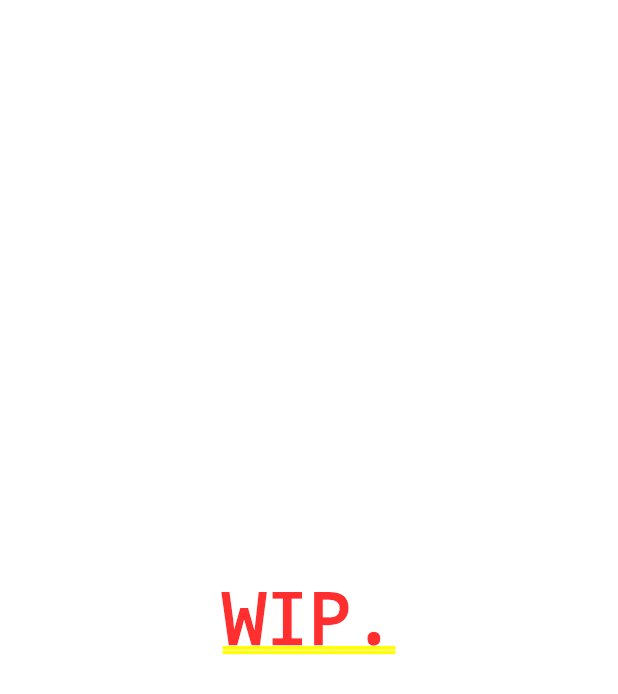
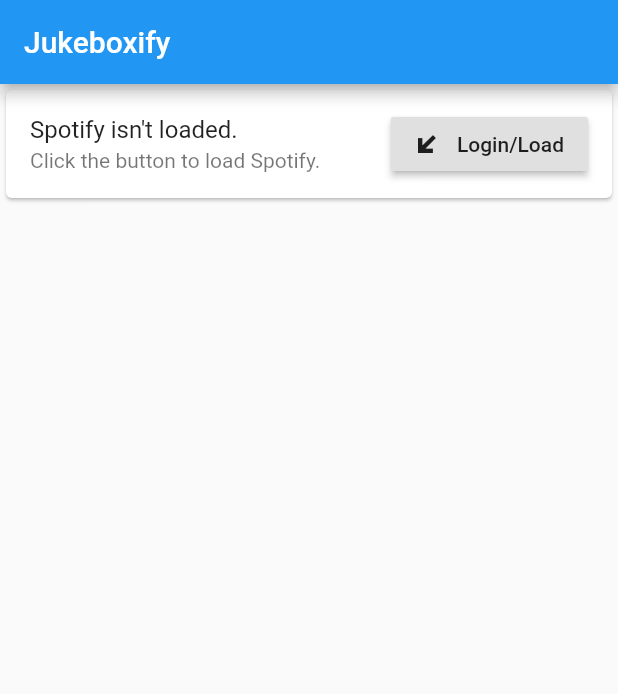
Before and after one commit to dewil-official/Jukeboxify, a Flutter app: the screen it shows after launch, on a phone screen of 412 x 824 dp. Shown: the top 694 px of the screen. Run offline on Flutter 3.47's test engine with Material 2 defaults, Android fonts, the phone set to English and light mode, and no system bars; our stand-ins replace bloc, dartz, equatable, flutter_bloc; missing offline and left inert: oauth2_client.

Commit message:
Added basic UI, Updated data layer, Connected to Spotify - (Hopefully) last bigger commit, due to large breaking changes - Now everything is fully tested and the "Get SpotifyUser" works!

```diff
--- a/mobile/lib/core/error/failures.dart
+++ b/mobile/lib/core/error/failures.dart
@@ -8,3 +8,5 @@ abstract class Failure extends Equatable {
 class SpotifyLoginFailure extends Failure {}
 
 class SpotifyServerFailure extends Failure {}
+
+class UnknownSpotifyFailure extends Failure {}
--- /dev/null
+++ b/mobile/lib/features/main/presentation/bloc/main_event.dart
@@ -0,0 +1,5 @@
+part of 'main_bloc.dart';
+
+abstract class MainEvent extends Equatable {
+  const MainEvent();
+}
--- /dev/null
+++ b/mobile/lib/features/main/presentation/pages/home_page.dart
@@ -0,0 +1,18 @@
+import 'package:flutter/material.dart';
+import 'package:jukeboxify/features/main/presentation/widgets/main_list.dart';
+
+class HomePage extends StatelessWidget {
+  @override
+  Widget build(BuildContext context) {
+    return Scaffold(
+      appBar: _appBar(),
+      body: MainList(),
+    );
+  }
+
+  AppBar _appBar() {
+    return AppBar(
+      title: Text('Jukeboxify'),
+    );
+  }
+}
--- /dev/null
+++ b/mobile/lib/features/main/presentation/widgets/main_list.dart
@@ -0,0 +1,11 @@
+import 'package:flutter/material.dart';
+import 'package:jukeboxify/features/spotify/presentation/widgets/spotify_user_info.dart';
+
+class MainList extends StatelessWidget {
+  @override
+  Widget build(BuildContext context) {
+    return ListView(
+      children: <Widget>[SpotifyUserInfoListItem()],
+    );
+  }
+}
--- a/mobile/lib/features/spotify/data/datasources/spotify_client.dart
+++ b/mobile/lib/features/spotify/data/datasources/spotify_client.dart
@@ -1,9 +1,7 @@
 import 'dart:convert';
 
 import 'package:jukeboxify/core/error/exceptions.dart';
-import 'package:jukeboxify/core/error/failures.dart';
 import 'package:jukeboxify/features/spotify/data/models/spotify_user_model.dart';
-import 'package:oauth2_client/access_token_response.dart';
 import 'package:oauth2_client/oauth2_helper.dart';
 import 'package:meta/meta.dart';
 
@@ -17,7 +15,7 @@ class SpotifyClient {
 
     final response = await oAuth2Helper.get(REQUEST_URL);
 
-    if (response.statusCode == 200) {
+    if (response?.statusCode == 200) {
       return SpotifyUserModel.fromJson(json.decode(response.body));
     } else {
       throw SpotifyServerException();
--- /dev/null
+++ b/mobile/lib/features/spotify/presentation/bloc/spotify/spotify_bloc.dart
@@ -0,0 +1,40 @@
+import 'dart:async';
+
+import 'package:bloc/bloc.dart';
+import 'package:dartz/dartz.dart';
+import 'package:equatable/equatable.dart';
+import 'package:jukeboxify/core/error/failures.dart';
+import 'package:jukeboxify/core/usecases/usecase.dart';
+import 'package:jukeboxify/features/spotify/domain/entities/spotify_user_entity.dart';
+import 'package:jukeboxify/features/spotify/domain/repositories/spotify_repo.dart';
+import 'package:jukeboxify/features/spotify/domain/usecases/get_spotify_profile.dart';
+import 'package:meta/meta.dart';
+
+part 'spotify_event.dart';
+part 'spotify_state.dart';
+
+class SpotifyBloc extends Bloc<SpotifyEvent, SpotifyState> {
+  final GetSpotifyProfile getSpotifyProfile;
+
+  SpotifyBloc({@required this.getSpotifyProfile})
+      : assert(getSpotifyProfile != null);
+
+  @override
+  SpotifyState get initialState => SpotifyInitial();
+
+  @override
+  Stream<SpotifyState> mapEventToState(
+    SpotifyEvent event,
+  ) async* {
+    if (event is LoadUser) {
+      final failureOrSpotifyUser = await getSpotifyProfile(NoParams());
+      yield* failureOrSpotifyUser.fold((failure) async* {
+        yield SpotifyError(failure: failure);
+      }, (spotifyUser) async* {
+        yield SpotifyLoaded(spotifyUser: spotifyUser);
+      });
+    } else {
+      yield SpotifyError(failure: UnknownSpotifyFailure());
+    }
+  }
+}
--- /dev/null
+++ b/mobile/lib/features/spotify/presentation/bloc/spotify/spotify_event.dart
@@ -0,0 +1,10 @@
+part of 'spotify_bloc.dart';
+
+abstract class SpotifyEvent extends Equatable {
+  const SpotifyEvent();
+}
+
+class LoadUser extends SpotifyEvent {
+  @override
+  List<Object> get props => [];
+}
--- /dev/null
+++ b/mobile/lib/features/spotify/presentation/bloc/spotify/spotify_state.dart
@@ -0,0 +1,28 @@
+part of 'spotify_bloc.dart';
+
+abstract class SpotifyState extends Equatable {
+  const SpotifyState();
+}
+
+class SpotifyInitial extends SpotifyState {
+  @override
+  List<Object> get props => [];
+}
+
+class SpotifyLoaded extends SpotifyState {
+  final SpotifyUserEntity spotifyUser;
+
+  SpotifyLoaded({@required this.spotifyUser});
+
+  @override
+  List<Object> get props => [spotifyUser];
+}
+
+class SpotifyError extends SpotifyState {
+  final Failure failure;
+
+  SpotifyError({@required this.failure});
+
+  @override
+  List<Object> get props => [failure];
+}
--- /dev/null
+++ b/mobile/lib/features/spotify/presentation/widgets/spotify_user_info.dart
@@ -0,0 +1,40 @@
+import 'package:flutter/material.dart';
+import 'package:flutter_bloc/flutter_bloc.dart';
+import 'package:jukeboxify/features/spotify/presentation/bloc/spotify/spotify_bloc.dart';
+
+class SpotifyUserInfoListItem extends StatelessWidget {
+  @override
+  Widget build(BuildContext context) {
+    return BlocBuilder<SpotifyBloc, SpotifyState>(builder: (context, state) {
+      return Card(
+          child: state is SpotifyInitial
+              ? ListTile(
+                  title: Text('Spotify isn\'t loaded.'),
+                  subtitle: Text('Click the button to load Spotify.'),
+                  trailing: RaisedButton.icon(
+                      onPressed: () => {
+                            if (state is SpotifyLoaded)
+                              {
+                                print((state as SpotifyLoaded)
+                                    .spotifyUser
+                                    .toString())
+                              },
+                            BlocProvider.of<SpotifyBloc>(context)
+                                .add(LoadUser()),
+                          },
+                      icon: Icon(Icons.transit_enterexit),
+                      label: Text('Login/Load')),
+                )
+              : state is SpotifyLoaded
+                  ? ListTile(
+                      title: Text('Welcome, ${state.spotifyUser.displayName}!'),
+                      subtitle: Text('You can now start adding NFC tags!'),
+                    )
+                  : ListTile(
+                      title: Text('Sorry, something went wrong.'),
+                      subtitle: Text(
+                          'The error was: ${(state as SpotifyError).failure.toString()}'),
+                    ));
+    });
+  }
+}
--- a/mobile/lib/main.dart
+++ b/mobile/lib/main.dart
@@ -1,20 +1,51 @@
 import 'package:flutter/material.dart';
+import 'package:flutter_bloc/flutter_bloc.dart';
+import 'package:jukeboxify/features/main/presentation/pages/home_page.dart';
+import 'package:jukeboxify/features/spotify/data/datasources/spotify_client.dart';
+import 'package:jukeboxify/features/spotify/data/repositories/spotify_repo_impl.dart';
+import 'package:jukeboxify/features/spotify/domain/usecases/get_spotify_profile.dart';
+import 'package:oauth2_client/oauth2_client.dart';
+import 'package:oauth2_client/oauth2_helper.dart';
+
+import 'features/spotify/presentation/bloc/spotify/spotify_bloc.dart';
 
 void main() {
   runApp(JukeboxifyApp());
 }
 
 class JukeboxifyApp extends StatelessWidget {
+  OAuth2Client oAuth2Client;
+  OAuth2Helper oAuth2Helper;
+
+  JukeboxifyApp() {
+    oAuth2Client = OAuth2Client(
+        authorizeUrl: 'https://accounts.spotify.com/authorize',
+        tokenUrl: 'https://accounts.spotify.com/api/token',
+        redirectUri: 'app.jukeboxify.mobile://oauth2redirect',
+        customUriScheme: 'app.jukeboxify.mobile');
+    oAuth2Helper = OAuth2Helper(oAuth2Client,
+        grantType: OAuth2Helper.AUTHORIZATION_CODE,
+        clientId: '0f883a103e00477e8a03b145ef8157ab',
+        scopes: ['user-modify-playback-state']);
+  }
+
   @override
   Widget build(BuildContext context) {
-    return MaterialApp(
-      title: 'Jukeboxify',
-      theme: ThemeData(
-        primarySwatch: Colors.blue,
-      ),
-      home: Center(
-        child: Text('WIP.'),
-      ),
-    );
+    return MultiBlocProvider(
+        providers: [
+          BlocProvider<SpotifyBloc>(
+            create: (BuildContext context) => SpotifyBloc(
+                getSpotifyProfile: GetSpotifyProfile(
+                    spotifyRepo: SpotifyRepoImpl(
+                        spotifyClient:
+                            SpotifyClient(oAuth2Helper: oAuth2Helper)))),
+          ),
+        ],
+        child: MaterialApp(
+            title: 'Jukeboxify',
+            theme: ThemeData(
+              primarySwatch: Colors.blue,
+            ),
+            home: HomePage()));
   }
 }
--- a/mobile/pubspec.yaml
+++ b/mobile/pubspec.yaml
@@ -25,7 +25,7 @@ dependencies:
   # Functional Programming Additionals
   dartz: ^0.9.0
   # Scan WiFi Connections
-  connectivity: ^0.4.0
+  #connectivity: ^0.4.0
   # HTTP Client for API calls
   #dio: ^3.0.0
   # Required to read oauth2_client responses
@@ -33,8 +33,8 @@ dependencies:
   # Testing
   mockito: ^4.1.0
   # Cloud Storage
-  firebase_core: ^0.4.0
-  firebase_remote_config: ^0.3.0
+  #firebase_core: ^0.4.0
+  #firebase_remote_config: ^0.3.0
   # Authentication for Spotify
   oauth2_client: ^1.3.0
   # Handle Deep-Linking for NFC Tags
```
Also changed, not shown: mobile/lib/features/main/presentation/bloc/main_bloc.dart (added, +18 -0 lines), mobile/lib/features/main/presentation/bloc/main_state.dart (added, +10 -0 lines), mobile/pubspec.lock, 9 other files.
